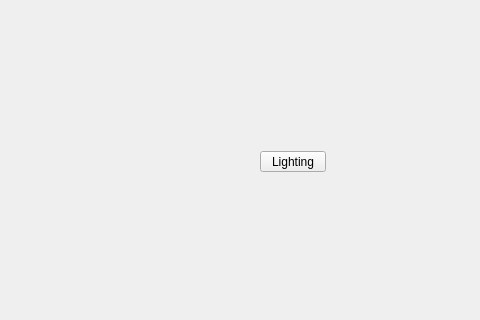
Qt form tentacle/ui/lighting#submenu.ui (m3trik/tentacle) before a commit; both pictures show x 0 to 480 and y 129 to 449 of the 600 by 600 pixel window.
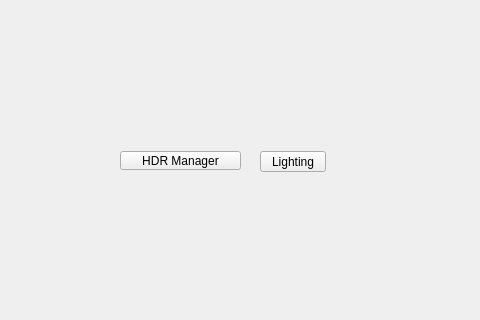
The same form after that commit. Custom widgets are drawn as their Qt base class.

Commit message: slots/ui: ExpandableList-driven feature menus, lighting/rendering trim

```diff
--- a/tentacle/ui/lighting#submenu.ui
+++ b/tentacle/ui/lighting#submenu.ui
@@ -78,8 +78,43 @@
      <string>Lighting</string>
     </property>
    </widget>
+   <widget class="PushButton" name="b000">
+    <property name="geometry">
+     <rect>
+      <x>120</x>
+      <y>280</y>
+      <width>121</width>
+      <height>19</height>
+     </rect>
+    </property>
+    <property name="minimumSize">
+     <size>
+      <width>0</width>
+      <height>19</height>
+     </size>
+    </property>
+    <property name="maximumSize">
+     <size>
+      <width>16777215</width>
+      <height>19</height>
+     </size>
+    </property>
+    <property name="toolTip">
+     <string>Manage the scene's HDR shader.</string>
+    </property>
+    <property name="text">
+     <string>HDR Manager</string>
+    </property>
+   </widget>
   </widget>
  </widget>
+ <customwidgets>
+  <customwidget>
+   <class>PushButton</class>
+   <extends>QPushButton</extends>
+   <header>widgets.pushbutton.h</header>
+  </customwidget>
+ </customwidgets>
  <resources/>
  <connections/>
  <designerdata>
```
The commit also changes 15 other files.
